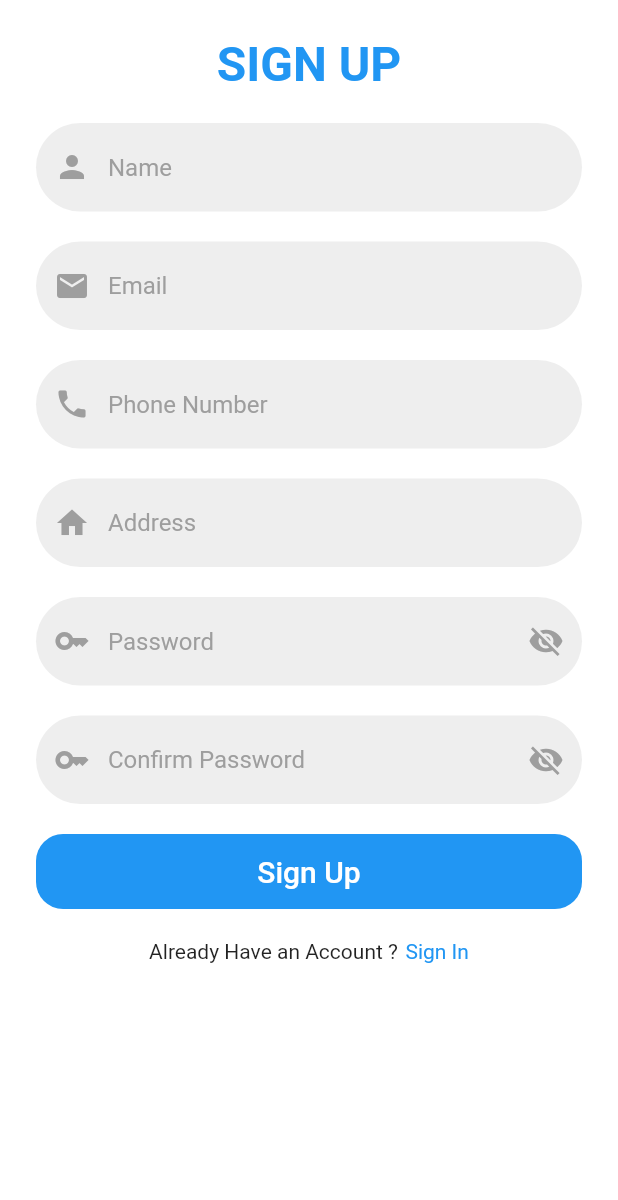
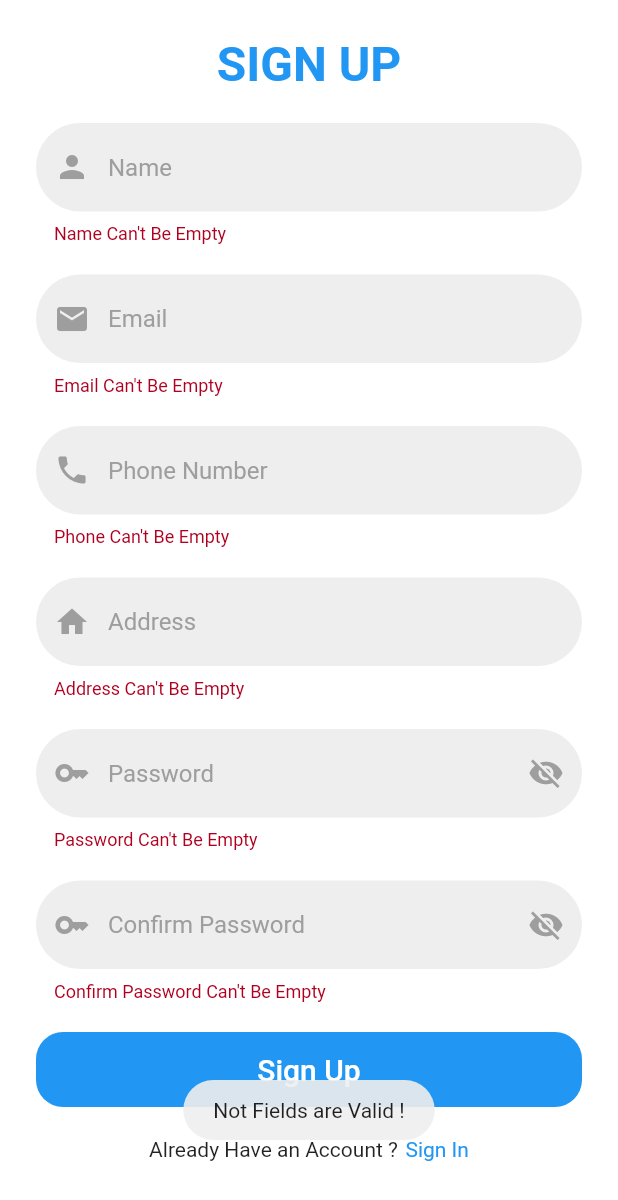
Before and after one commit to lugata/mosiga_user, a Flutter app: the screen it shows after launch, after a tap on "Sign Up", on a phone screen of 412 x 824 dp. Shown: the top 1200 px of the screen. Run offline on Flutter 3.47's test engine with Material 2 defaults, Android fonts, the light colour scheme and no system bars; our stand-ins replace email_validator, firebase_auth, firebase_core, firebase_database, fluttertoast; accounts and stored records are empty.

Commit message:
Validation + Firebase Auth + Signup Work

```diff
--- a/lib/main.dart
+++ b/lib/main.dart
@@ -1,9 +1,13 @@
+import 'package:firebase_core/firebase_core.dart';
 import 'package:flutter/material.dart';
+import 'package:mosiga_users/screens/main_page.dart';
 import 'package:mosiga_users/screens/register_screen.dart';
 import 'package:mosiga_users/theme/theme.dart';
 
-void main() {
+Future<void> main() async {
   runApp(const MyApp());
+  WidgetsFlutterBinding.ensureInitialized();
+  await Firebase.initializeApp();
 }
 
 class MyApp extends StatelessWidget {
@@ -18,7 +22,7 @@ class MyApp extends StatelessWidget {
       theme: MyThemes.lightTheme,
       darkTheme: MyThemes.darkTheme,
       debugShowCheckedModeBanner: false,
-      home: const RegisterScreen(),
+      home: RegisterScreen(),
     );
   }
 }
--- a/lib/screens/register_screen.dart
+++ b/lib/screens/register_screen.dart
@@ -5,9 +5,10 @@ import 'package:flutter/material.dart';
 import 'package:flutter/services.dart';
 import 'package:fluttertoast/fluttertoast.dart';
 import 'package:mosiga_users/global/global.dart';
+import 'package:mosiga_users/screens/main_page.dart';
 
 class RegisterScreen extends StatefulWidget {
-  const RegisterScreen({super.key});
+  const RegisterScreen({Key? key}) : super(key: key);
 
   @override
   State<RegisterScreen> createState() => _RegisterScreenState();
@@ -37,17 +38,23 @@ class _RegisterScreenState extends State<RegisterScreen> {
         if (currentUser != null) {
           Map userMap = {
             "id": currentUser!.uid,
-            "name": nameTextEditingController.text.toString(),
-            "email": emailTextEditingController.text.toString(),
-            "phone": phoneTextEditingController.text.toString(),
-            "address": addressTextEditingController.text.toString(),
+            "name": nameTextEditingController.text.trim(),
+            "email": emailTextEditingController.text.trim(),
+            "phone": phoneTextEditingController.text.trim(),
+            "address": addressTextEditingController.text.trim(),
           };
           DatabaseReference userRef =
               FirebaseDatabase.instance.ref().child("users");
           userRef.child(currentUser!.uid).set(userMap);
         }
         await Fluttertoast.showToast(msg: "Successfully Registered");
+        Navigator.push(
+            context, MaterialPageRoute(builder: (c) => MainScreen()));
+      }).catchError((errorMessage) {
+        Fluttertoast.showToast(msg: "Error occured: \n $errorMessage");
       });
+    } else {
+      Fluttertoast.showToast(msg: "Not Fields are Valid !");
     }
   }
 
@@ -76,6 +83,7 @@ class _RegisterScreenState extends State<RegisterScreen> {
                     height: 20,
                   ),
                   Form(
+                    key: _formkey,
                     child: Column(
                       mainAxisAlignment: MainAxisAlignment.center,
                       crossAxisAlignment: CrossAxisAlignment.center,
@@ -128,6 +136,7 @@ class _RegisterScreenState extends State<RegisterScreen> {
                           height: 20,
                         ),
                         TextFormField(
+                          keyboardType: TextInputType.emailAddress,
                           inputFormatters: [
                             LengthLimitingTextInputFormatter(100),
                           ],
@@ -177,9 +186,12 @@ class _RegisterScreenState extends State<RegisterScreen> {
                         SizedBox(
                           height: 20,
                         ),
-                        TextField(
-                          controller: phoneTextEditingController,
+                        TextFormField(
                           keyboardType: TextInputType.phone,
+                          inputFormatters: [
+                            FilteringTextInputFormatter.digitsOnly,
+                            LengthLimitingTextInputFormatter(14),
+                          ],
                           decoration: InputDecoration(
                             hintText: "Phone Number",
                             hintStyle: TextStyle(
@@ -203,9 +215,23 @@ class _RegisterScreenState extends State<RegisterScreen> {
                                   : Colors.grey,
                             ),
                           ),
-                        )
-                      ],
-                    ),
+                          autovalidateMode: AutovalidateMode.onUserInteraction,
+                          validator: (text) {
+                            if (text == null || text.isEmpty) {
+                              return "Phone Can't Be Empty";
+                            }
+
+                            if (text.length < 2) {
+                              return "Please Enter Valid Phone";
+                            }
+                            if (text.length > 14) {
+                              return "Phone Can't Be More Than 14";
+                            }
+                            return null;
+                          },
+                          onChanged: (text) => setState(() {
+                            phoneTextEditingController.text = text;
+                          }),
                         ),
                         SizedBox(
                           height: 20,
@@ -220,8 +246,9 @@ class _RegisterScreenState extends State<RegisterScreen> {
                               color: Colors.grey,
                             ),
                             filled: true,
-                      fillColor:
-                          darkTheme ? Colors.black45 : Colors.grey.shade200,
+                            fillColor: darkTheme
+                                ? Colors.black45
+                                : Colors.grey.shade200,
                             border: OutlineInputBorder(
                               borderRadius: BorderRadius.circular(40),
                               borderSide: BorderSide(
@@ -231,7 +258,9 @@ class _RegisterScreenState extends State<RegisterScreen> {
                             ),
                             prefixIcon: Icon(
                               Icons.home,
-                        color: darkTheme ? Colors.amber.shade400 : Colors.grey,
+                              color: darkTheme
+                                  ? Colors.amber.shade400
+                                  : Colors.grey,
                             ),
                           ),
                           autovalidateMode: AutovalidateMode.onUserInteraction,
@@ -266,8 +295,9 @@ class _RegisterScreenState extends State<RegisterScreen> {
                                 color: Colors.grey,
                               ),
                               filled: true,
-                        fillColor:
-                            darkTheme ? Colors.black45 : Colors.grey.shade200,
+                              fillColor: darkTheme
+                                  ? Colors.black45
+                                  : Colors.grey.shade200,
                               border: OutlineInputBorder(
                                 borderRadius: BorderRadius.circular(40),
                                 borderSide: BorderSide(
@@ -277,16 +307,18 @@ class _RegisterScreenState extends State<RegisterScreen> {
                               ),
                               prefixIcon: Icon(
                                 Icons.key,
-                          color:
-                              darkTheme ? Colors.amber.shade400 : Colors.grey,
+                                color: darkTheme
+                                    ? Colors.amber.shade400
+                                    : Colors.grey,
                               ),
                               suffixIcon: IconButton(
                                 icon: Icon(
                                   _passwordVisible
                                       ? Icons.visibility
                                       : Icons.visibility_off,
-                            color:
-                                darkTheme ? Colors.amber.shade400 : Colors.grey,
+                                  color: darkTheme
+                                      ? Colors.amber.shade400
+                                      : Colors.grey,
                                 ),
                                 //update state password variable
                                 onPressed: () => setState(() {
@@ -324,8 +356,9 @@ class _RegisterScreenState extends State<RegisterScreen> {
                                 color: Colors.grey,
                               ),
                               filled: true,
-                        fillColor:
-                            darkTheme ? Colors.black45 : Colors.grey.shade200,
+                              fillColor: darkTheme
+                                  ? Colors.black45
+                                  : Colors.grey.shade200,
                               border: OutlineInputBorder(
                                 borderRadius: BorderRadius.circular(40),
                                 borderSide: BorderSide(
@@ -335,16 +368,18 @@ class _RegisterScreenState extends State<RegisterScreen> {
                               ),
                               prefixIcon: Icon(
                                 Icons.key,
-                          color:
-                              darkTheme ? Colors.amber.shade400 : Colors.grey,
+                                color: darkTheme
+                                    ? Colors.amber.shade400
+                                    : Colors.grey,
                               ),
                               suffixIcon: IconButton(
                                 icon: Icon(
                                   _passwordVisible
                                       ? Icons.visibility
                                       : Icons.visibility_off,
-                            color:
-                                darkTheme ? Colors.amber.shade400 : Colors.grey,
+                                  color: darkTheme
+                                      ? Colors.amber.shade400
+                                      : Colors.grey,
                                 ),
                                 //update state password variable
                                 onPressed: () => setState(() {
@@ -372,6 +407,9 @@ class _RegisterScreenState extends State<RegisterScreen> {
                             confirmpasswordTextEditingController.text = text;
                           }),
                         ),
+                      ],
+                    ),
+                  ),
                   SizedBox(
                     height: 20,
                   ),
@@ -385,7 +423,9 @@ class _RegisterScreenState extends State<RegisterScreen> {
                           borderRadius: BorderRadius.circular(18),
                         ),
                         minimumSize: Size(double.infinity, 50)),
-                    onPressed: () {},
+                    onPressed: () {
+                      _submit();
+                    },
                     child: Text(
                       "Sign Up",
                       style: TextStyle(
```
Also changed, not shown: 1 other file. Lines whose indentation alone changed are shown as unchanged.
